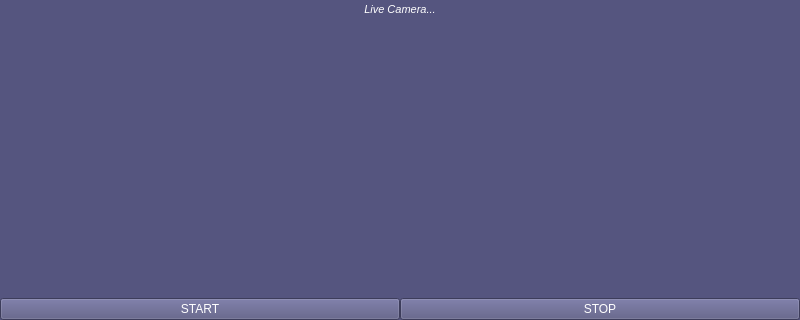
This is main.ui in Saravanan-Sundaram/Video_Stream_GUI_PyQT as Qt 5 draws it before an edit; both pictures show x 0 to 800 and y 280 to 600 of the 800 by 600 pixel window. The edited form follows.
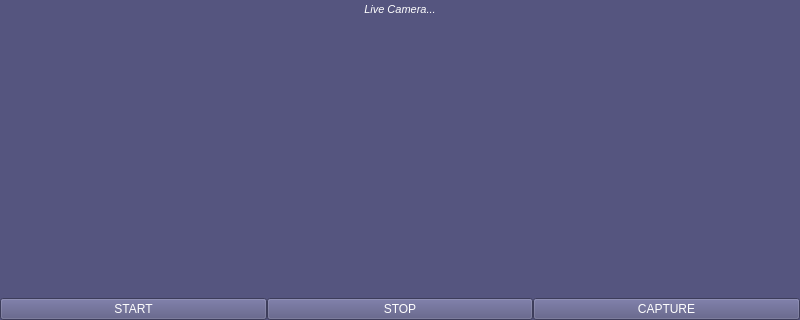
This is the edited form.

Commit message: Capture button is added

```diff
--- a/main.ui
+++ b/main.ui
@@ -53,7 +53,17 @@
       </property>
      </widget>
     </item>
-    <item row="0" column="0" colspan="2">
+    <item row="1" column="2">
+     <widget class="QPushButton" name="capture">
+      <property name="styleSheet">
+       <string notr="true">color: rgb(255, 255, 255);</string>
+      </property>
+      <property name="text">
+       <string>CAPTURE</string>
+      </property>
+     </widget>
+    </item>
+    <item row="0" column="0" colspan="3">
      <widget class="QLabel" name="camera">
       <property name="font">
        <font>
```
The commit also changes 1 other file.
